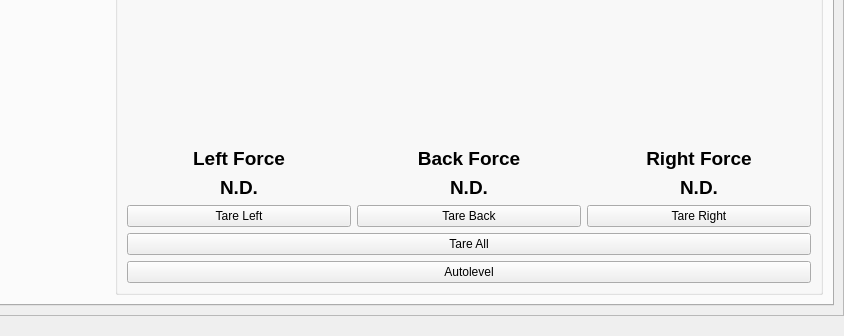
This is apps/tester/gui/Views/ProcedureTestView.ui in lainez12/KS3 as Qt 5 draws it before an edit; both pictures show x 263 to 1107 and y 470 to 806 of the 1107 by 806 pixel window. The edited form follows.
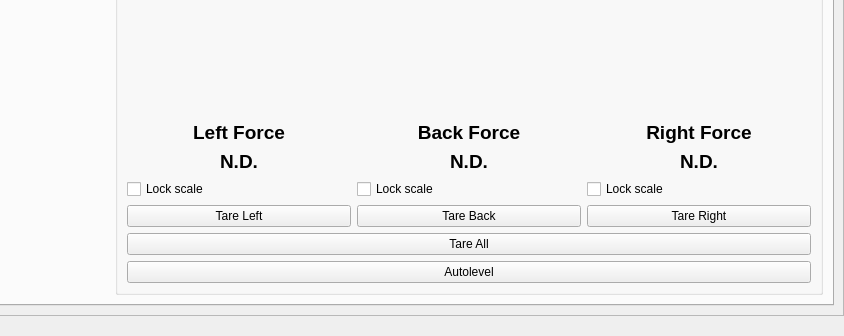
This is the edited form. Custom widgets are drawn as their Qt base class.

Commit message: Tester app: Lock scale checkbox for force plots in procedure test view

```diff
--- a/apps/tester/gui/Views/ProcedureTestView.ui
+++ b/apps/tester/gui/Views/ProcedureTestView.ui
@@ -1002,7 +1002,59 @@
              <property name="title">
               <string>Autoleveling / Horizontality</string>
              </property>
-             <layout class="QGridLayout" name="gridLayout_12" rowstretch="0,1,0,0,0,0,0">
+             <layout class="QGridLayout" name="gridLayout_12" rowstretch="0,1,0,0,0,0,0,0">
+              <item row="0" column="0" colspan="3">
+               <widget class="QCheckBox" name="cbEnableForceSensors">
+                <property name="text">
+                 <string>Enable force sensors</string>
+                </property>
+               </widget>
+              </item>
+              <item row="2" column="0">
+               <widget class="QLabel" name="label_5">
+                <property name="font">
+                 <font>
+                  <pointsize>14</pointsize>
+                  <bold>true</bold>
+                 </font>
+                </property>
+                <property name="layoutDirection">
+                 <enum>Qt::LayoutDirection::LeftToRight</enum>
+                </property>
+                <property name="text">
+                 <string>Left Force</string>
+                </property>
+                <property name="alignment">
+                 <set>Qt::AlignmentFlag::AlignCenter</set>
+                </property>
+               </widget>
+              </item>
+              <item row="5" column="1">
+               <widget class="QPushButton" name="btnTareBack">
+                <property name="text">
+                 <string>Tare Back</string>
+                </property>
+               </widget>
+              </item>
+              <item row="3" column="2">
+               <widget class="QLabel" name="lblRightForce">
+                <property name="font">
+                 <font>
+                  <pointsize>14</pointsize>
+                  <bold>true</bold>
+                 </font>
+                </property>
+                <property name="layoutDirection">
+                 <enum>Qt::LayoutDirection::LeftToRight</enum>
+                </property>
+                <property name="text">
+                 <string>N.D.</string>
+                </property>
+                <property name="alignment">
+                 <set>Qt::AlignmentFlag::AlignCenter</set>
+                </property>
+               </widget>
+              </item>
               <item row="2" column="1">
                <widget class="QLabel" name="label_18">
                 <property name="font">
@@ -1022,6 +1074,32 @@
                 </property>
                </widget>
               </item>
+              <item row="5" column="2">
+               <widget class="QPushButton" name="btnTareRight">
+                <property name="text">
+                 <string>Tare Right</string>
+                </property>
+               </widget>
+              </item>
+              <item row="3" column="1">
+               <widget class="QLabel" name="lblBackForce">
+                <property name="font">
+                 <font>
+                  <pointsize>14</pointsize>
+                  <bold>true</bold>
+                 </font>
+                </property>
+                <property name="layoutDirection">
+                 <enum>Qt::LayoutDirection::LeftToRight</enum>
+                </property>
+                <property name="text">
+                 <string>N.D.</string>
+                </property>
+                <property name="alignment">
+                 <set>Qt::AlignmentFlag::AlignCenter</set>
+                </property>
+               </widget>
+              </item>
               <item row="2" column="2">
                <widget class="QLabel" name="label_21">
                 <property name="font">
@@ -1041,10 +1119,10 @@
                 </property>
                </widget>
               </item>
-              <item row="4" column="2">
-               <widget class="QPushButton" name="btnTareRight">
+              <item row="7" column="0" colspan="3">
+               <widget class="QPushButton" name="btnStartAutolevel">
                 <property name="text">
-                 <string>Tare Right</string>
+                 <string>Autolevel</string>
                 </property>
                </widget>
               </item>
@@ -1058,70 +1136,6 @@
                 </property>
                </widget>
               </item>
-              <item row="4" column="0">
-               <widget class="QPushButton" name="btnTareLeft">
-                <property name="text">
-                 <string>Tare Left</string>
-                </property>
-               </widget>
-              </item>
-              <item row="3" column="1">
-               <widget class="QLabel" name="lblBackForce">
-                <property name="font">
-                 <font>
-                  <pointsize>14</pointsize>
-                  <bold>true</bold>
-                 </font>
-                </property>
-                <property name="layoutDirection">
-                 <enum>Qt::LayoutDirection::LeftToRight</enum>
-                </property>
-                <property name="text">
-                 <string>N.D.</string>
-                </property>
-                <property name="alignment">
-                 <set>Qt::AlignmentFlag::AlignCenter</set>
-                </property>
-               </widget>
-              </item>
-              <item row="3" column="2">
-               <widget class="QLabel" name="lblRightForce">
-                <property name="font">
-                 <font>
-                  <pointsize>14</pointsize>
-                  <bold>true</bold>
-                 </font>
-                </property>
-                <property name="layoutDirection">
-                 <enum>Qt::LayoutDirection::LeftToRight</enum>
-                </property>
-                <property name="text">
-                 <string>N.D.</string>
-                </property>
-                <property name="alignment">
-                 <set>Qt::AlignmentFlag::AlignCenter</set>
-                </property>
-               </widget>
-              </item>
-              <item row="3" column="0">
-               <widget class="QLabel" name="lblLeftForce">
-                <property name="font">
-                 <font>
-                  <pointsize>14</pointsize>
-                  <bold>true</bold>
-                 </font>
-                </property>
-                <property name="layoutDirection">
-                 <enum>Qt::LayoutDirection::LeftToRight</enum>
-                </property>
-                <property name="text">
-                 <string>N.D.</string>
-                </property>
-                <property name="alignment">
-                 <set>Qt::AlignmentFlag::AlignCenter</set>
-                </property>
-               </widget>
-              </item>
               <item row="1" column="2">
                <widget class="Kub3::Tools::Tester::RealTimeCurveWidget" name="pltRightForce" native="true">
                 <property name="minimumSize">
@@ -1132,13 +1146,6 @@
                 </property>
                </widget>
               </item>
-              <item row="0" column="0" colspan="3">
-               <widget class="QCheckBox" name="cbEnableForceSensors">
-                <property name="text">
-                 <string>Enable force sensors</string>
-                </property>
-               </widget>
-              </item>
               <item row="1" column="1">
                <widget class="Kub3::Tools::Tester::RealTimeCurveWidget" name="pltBackForce" native="true">
                 <property name="minimumSize">
@@ -1149,46 +1156,60 @@
                 </property>
                </widget>
               </item>
-              <item row="2" column="0">
-               <widget class="QLabel" name="label_5">
-                <property name="font">
-                 <font>
-                  <pointsize>14</pointsize>
-                  <bold>true</bold>
-                 </font>
-                </property>
-                <property name="layoutDirection">
-                 <enum>Qt::LayoutDirection::LeftToRight</enum>
-                </property>
-                <property name="text">
-                 <string>Left Force</string>
-                </property>
-                <property name="alignment">
-                 <set>Qt::AlignmentFlag::AlignCenter</set>
-                </property>
-               </widget>
-              </item>
               <item row="6" column="0" colspan="3">
-               <widget class="QPushButton" name="btnStartAutolevel">
-                <property name="text">
-                 <string>Autolevel</string>
-                </property>
-               </widget>
-              </item>
-              <item row="4" column="1">
-               <widget class="QPushButton" name="btnTareBack">
-                <property name="text">
-                 <string>Tare Back</string>
-                </property>
-               </widget>
-              </item>
-              <item row="5" column="0" colspan="3">
                <widget class="QPushButton" name="btnTareAll">
                 <property name="text">
                  <string>Tare All</string>
                 </property>
                </widget>
               </item>
+              <item row="3" column="0">
+               <widget class="QLabel" name="lblLeftForce">
+                <property name="font">
+                 <font>
+                  <pointsize>14</pointsize>
+                  <bold>true</bold>
+                 </font>
+                </property>
+                <property name="layoutDirection">
+                 <enum>Qt::LayoutDirection::LeftToRight</enum>
+                </property>
+                <property name="text">
+                 <string>N.D.</string>
+                </property>
+                <property name="alignment">
+                 <set>Qt::AlignmentFlag::AlignCenter</set>
+                </property>
+               </widget>
+              </item>
+              <item row="5" column="0">
+               <widget class="QPushButton" name="btnTareLeft">
+                <property name="text">
+                 <string>Tare Left</string>
+                </property>
+               </widget>
+              </item>
+              <item row="4" column="0">
+               <widget class="QCheckBox" name="cbLockScaleLeft">
+                <property name="text">
+                 <string>Lock scale</string>
+                </property>
+               </widget>
+              </item>
+              <item row="4" column="1">
+               <widget class="QCheckBox" name="cbLockScaleBack">
+                <property name="text">
+                 <string>Lock scale</string>
+                </property>
+               </widget>
+              </item>
+              <item row="4" column="2">
+               <widget class="QCheckBox" name="cbLockScaleRight">
+                <property name="text">
+                 <string>Lock scale</string>
+                </property>
+               </widget>
+              </item>
              </layout>
             </widget>
            </item>
```
The commit also changes 3 other files.
